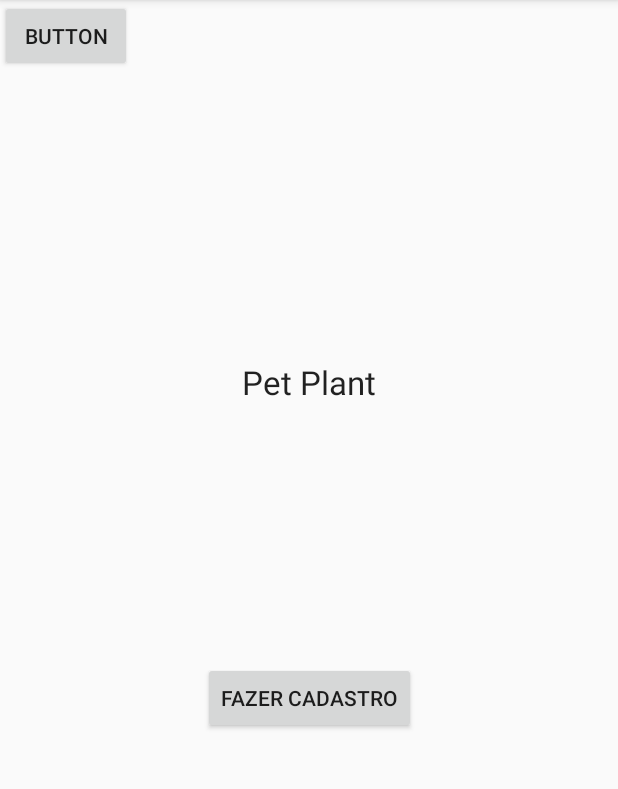
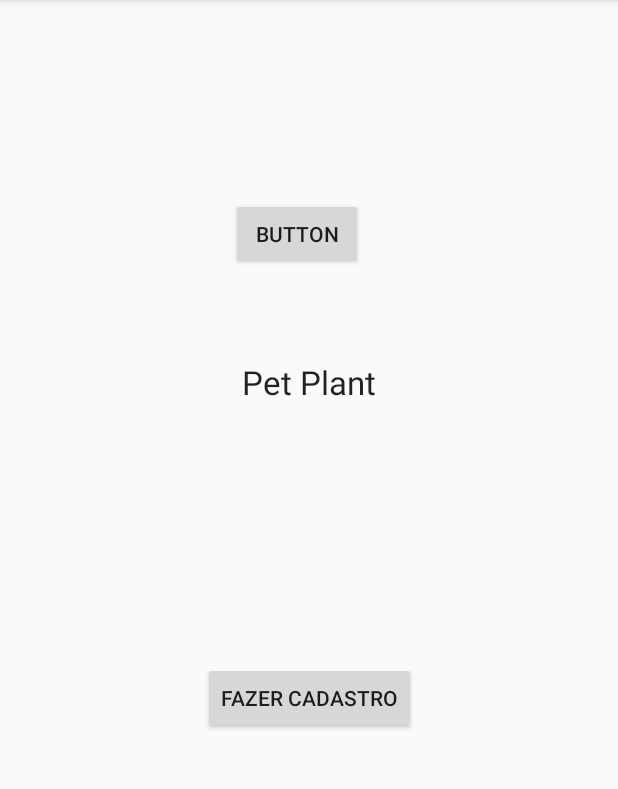
Before and after one commit to memspot/1313, an Android app: the screen it shows after launch (MainActivity), on a phone screen of 412 x 824 dp, the part 84-873 px from its top. Run offline under Robolectric (Android 15) with nearby library versions, the phone set to English and light mode, and no system bars.

Commit message:
Initial commitasdasd

```diff
--- a/app/src/main/res/layout/activity_main.xml
+++ b/app/src/main/res/layout/activity_main.xml
@@ -30,6 +30,10 @@
     <Button
             android:text="Button"
             android:layout_width="wrap_content"
-            android:layout_height="wrap_content" tools:layout_editor_absoluteY="132dp"
-            tools:layout_editor_absoluteX="153dp" android:id="@+id/button3"/>
+            android:layout_height="wrap_content"
+            android:id="@+id/button3" app:layout_constraintStart_toStartOf="parent" android:layout_marginLeft="153dp"
+            android:layout_marginStart="153dp" app:layout_constraintTop_toTopOf="parent"
+            android:layout_marginTop="132dp" app:layout_constraintEnd_toEndOf="parent" android:layout_marginEnd="170dp"
+            android:layout_marginRight="170dp" android:layout_marginBottom="60dp"
+            app:layout_constraintBottom_toTopOf="@+id/textView"/>
 </android.support.constraint.ConstraintLayout>
```
